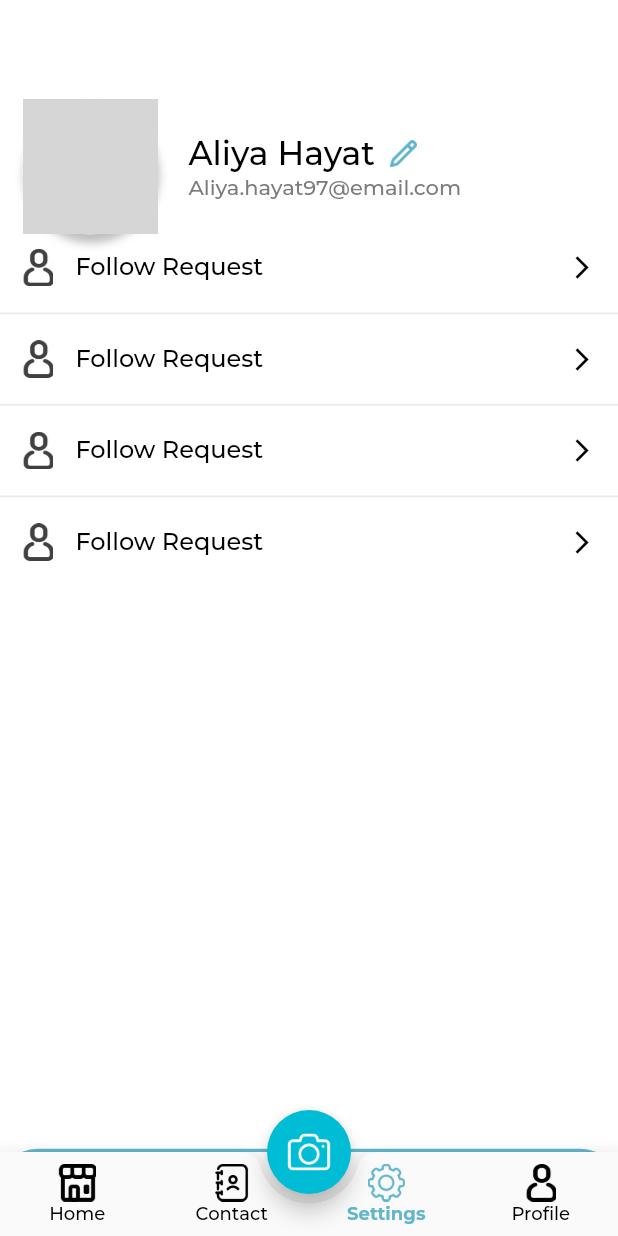
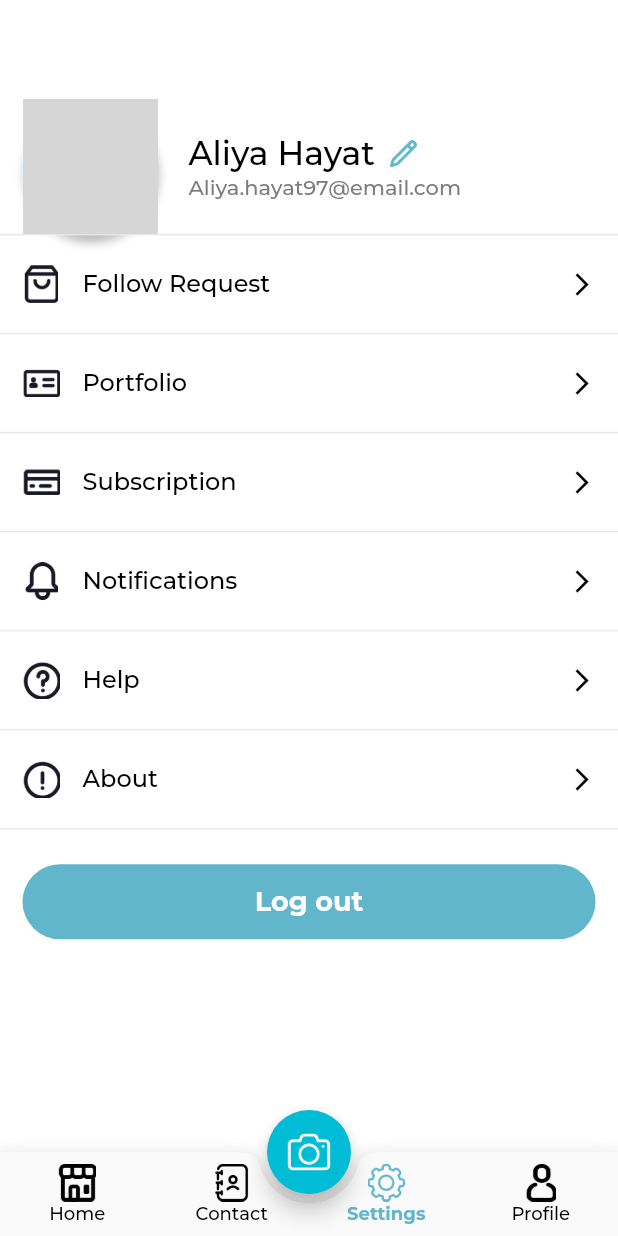
Before and after one commit to shahbazakon/Findme, a Flutter app: the screen it shows after launch, swiped to page 3, on a phone screen of 412 x 824 dp. Run offline on Flutter 3.47's test engine with Material 2 defaults, Android fonts, the phone set to English and light mode, and no system bars; our stand-ins replace country_code_picker, flutter_svg, get_it, image_picker, otp_text_field, smooth_page_indicator; network calls fail; project files that could hold a hidden picture were left out; grey boxes are pictures that could not be loaded.

Commit message:
setting Page Ui Complete

```diff
--- a/lib/core/utils/app_assets.dart
+++ b/lib/core/utils/app_assets.dart
@@ -1,19 +1,28 @@
 class AppIcons {
+  static String about = "assets/icons/about.png";
   static String bell = "assets/icons/bell.png";
+  static String bellSimple = "assets/icons/bell_simple.png";
+  static String beg = "assets/icons/beg.png";
+  static String bgWhite = "assets/images/bg_white.png";
+  static String calendar = "assets/icons/calendar.png";
+  static String calender = "assets/icons/calendar.png";
   static String camera = "assets/icons/camera.png";
-  static String phoneBook = "assets/icons/phone_book.png";
-  static String settings = "assets/icons/settings.png";
-  static String store = "assets/icons/store.png";
-  static String user = "assets/icons/user.png";
-  static String calendar = "assets/icons/calendar.png";
+  static String creditCard = "assets/icons/credit_card.png";
   static String edit = "assets/icons/edit.png";
-  static String upload = "assets/icons/upload.png";
+  static String help = "assets/icons/help.png";
+  static String logOut = "assets/icons/log_out.png";
   static String menu = "assets/icons/menu.png";
   static String menuCircular = "assets/icons/menu_circular.png";
+  static String pen = "assets/icons/pen.png";
+  static String phoneBook = "assets/icons/phone_book.png";
+  static String portfolio = "assets/icons/portfolio.png";
+  static String promoCode = "assets/icons/promo_code.png";
   static String search = "assets/icons/search.png";
+  static String settings = "assets/icons/settings.png";
   static String share = "assets/icons/share.png";
-  static String pen = "assets/icons/pen.png";
-  static String bgWhite = "assets/images/bg_white.png";
+  static String store = "assets/icons/store.png";
+  static String upload = "assets/icons/upload.png";
+  static String user = "assets/icons/user.png";
 }
 
 class AppImages {
--- a/lib/feature/dashboard/presentation/pages/dashboard_Screen.dart
+++ b/lib/feature/dashboard/presentation/pages/dashboard_Screen.dart
@@ -4,7 +4,7 @@ import '../../../../core/utils/app_assets.dart';
 import '../../../../core/utils/utils_methods.dart';
 import '../../../contacts/presentation/pages/contacts_screen.dart';
 import '../../../home/presentation/pages/home_screen.dart';
-import '../../../settings/presentation/settings_screen.dart';
+import '../../../settings/presentation/pages/settings_screen.dart';
 import '../widget/dashboard_navigation_bar.dart';
 
 class Dashboard extends StatefulWidget {
--- /dev/null
+++ b/lib/feature/settings/presentation/pages/settings_screen.dart
@@ -0,0 +1,81 @@
+import 'package:find_me/core/utils/app_assets.dart';
+import 'package:find_me/core/widget/button/app_Button_widget.dart';
+import 'package:find_me/feature/settings/presentation/widget/profile_banner.dart';
+import 'package:flutter/material.dart';
+
+import '../../../../core/utils/app_color.dart';
+import '../widget/custom_list_tile.dart';
+
+class SettingsScreen extends StatefulWidget {
+  const SettingsScreen({super.key});
+
+  @override
+  State<SettingsScreen> createState() => _SettingsScreenState();
+}
+
+class _SettingsScreenState extends State<SettingsScreen> {
+  @override
+  Widget build(BuildContext context) {
+    return Scaffold(
+      body: Column(
+        children: [
+          ProfileBanner(
+            title: 'Aliya Hayat',
+            subTitle: 'Aliya.hayat97@email.com',
+          ),
+          Expanded(
+            child: ListView(
+              physics:
+                  const ScrollPhysics(parent: NeverScrollableScrollPhysics()),
+              shrinkWrap: true,
+              children: [
+                CustomTile(
+                  title: "Follow Request",
+                  leadingIcon: AppIcons.beg,
+                  onTap: () {},
+                ),
+                CustomTile(
+                  title: "Portfolio",
+                  leadingIcon: AppIcons.portfolio,
+                  onTap: () {},
+                ),
+                CustomTile(
+                  title: "Subscription",
+                  leadingIcon: AppIcons.creditCard,
+                  onTap: () {},
+                ),
+                CustomTile(
+                  title: "Notifications",
+                  leadingIcon: AppIcons.bellSimple,
+                  onTap: () {},
+                ),
+                CustomTile(
+                  title: "Help",
+                  leadingIcon: AppIcons.help,
+                  onTap: () {},
+                ),
+                CustomTile(
+                  title: "About",
+                  leadingIcon: AppIcons.about,
+                  onTap: () {},
+                ),
+                Container(
+                  decoration: BoxDecoration(
+                      border: Border(
+                    top: BorderSide(
+                      color: AppColors.lightGrey2, // Adjust the color as needed
+                      width: 1.0, // Adjust the width as needed
+                    ),
+                  )),
+                ),
+                Padding(
+                    padding: EdgeInsets.symmetric(horizontal: 15, vertical: 15),
+                    child: AppButton(label: "Log out", onPressed: () {}))
+              ],
+            ),
+          ),
+        ],
+      ),
+    );
+  }
+}
--- a/lib/feature/settings/presentation/settings_screen.dart
+++ /dev/null
@@ -1,66 +0,0 @@
-import 'package:find_me/core/constants/common_ui.dart';
-import 'package:find_me/core/utils/app_assets.dart';
-import 'package:find_me/core/utils/app_color.dart';
-import 'package:find_me/core/utils/text_style.dart';
-import 'package:find_me/core/widget/button/app_Button_widget.dart';
-import 'package:find_me/feature/settings/presentation/widget/profile_banner.dart';
-import 'package:flutter/material.dart';
-
-class SettingsScreen extends StatefulWidget {
-  const SettingsScreen({super.key});
-
-  @override
-  State<SettingsScreen> createState() => _SettingsScreenState();
-}
-
-class _SettingsScreenState extends State<SettingsScreen> {
-  @override
-  Widget build(BuildContext context) {
-    return Scaffold(
-      body: Column(
-        children: [
-          ProfileBanner(
-            title: 'Aliya Hayat',
-            subTitle: 'Aliya.hayat97@email.com',
-          ),
-          Expanded(
-            child: ListView.separated(
-              physics:
-                  const ScrollPhysics(parent: NeverScrollableScrollPhysics()),
-              shrinkWrap: true,
-              itemCount: 4,
-              itemBuilder: (context, index) {
-                return Container(
-                  padding: primaryPadding,
-                  margin: const EdgeInsets.symmetric(vertical: 10),
-                  child: Row(
-                    children: [
-                      Image.asset(AppIcons.user, height: 25),
-                      const SizedBox(width: 15),
-                      Text('Follow Request',
-                          style: SubTitleHelper.h10
-                              .copyWith(fontWeight: FontWeight.w400)),
-                      const Spacer(),
-                      Icon(
-                        Icons.arrow_forward_ios,
-                        size: 18,
-                        color: AppColors.dark,
-                      )
-                    ],
-                  ),
-                );
-              },
-              separatorBuilder: (context, index) {
-                return Divider(
-                  color: AppColors.lightGrey2,
-                  thickness: 1,
-                );
-              },
-            ),
-          ),
-          AppButton(label: "Log out", onPressed: () {})
-        ],
-      ),
-    );
-  }
-}
--- /dev/null
+++ b/lib/feature/settings/presentation/widget/custom_list_tile.dart
@@ -0,0 +1,44 @@
+import 'package:flutter/material.dart';
+
+import '../../../../core/utils/app_color.dart';
+import '../../../../core/utils/text_style.dart';
+
+class CustomTile extends StatelessWidget {
+  const CustomTile(
+      {super.key, required this.title, required this.leadingIcon, this.onTap});
+
+  final String title;
+  final String leadingIcon;
+  final Function()? onTap;
+  @override
+  Widget build(BuildContext context) {
+    return InkWell(
+      onTap: onTap,
+      child: Container(
+        padding: const EdgeInsets.symmetric(vertical: 20, horizontal: 15),
+        decoration: BoxDecoration(
+            border: Border(
+          top: BorderSide(
+            color: AppColors.lightGrey2, // Adjust the color as needed
+            width: 1.0, // Adjust the width as needed
+          ),
+        )),
+        child: Row(
+          children: [
+            Image.asset(leadingIcon, height: 25, width: 25),
+            const SizedBox(width: 15),
+            Text(title,
+                style:
+                    SubTitleHelper.h10.copyWith(fontWeight: FontWeight.w400)),
+            const Spacer(),
+            Icon(
+              Icons.arrow_forward_ios,
+              size: 18,
+              color: AppColors.dark,
+            )
+          ],
+        ),
+      ),
+    );
+  }
+}
```
Also changed, not shown: assets/icons/bell_simple.png (renamed from assets/icons/bell_simlpe.png), assets/icons/promo_code.png (renamed from assets/icons/promo_cord.png).
